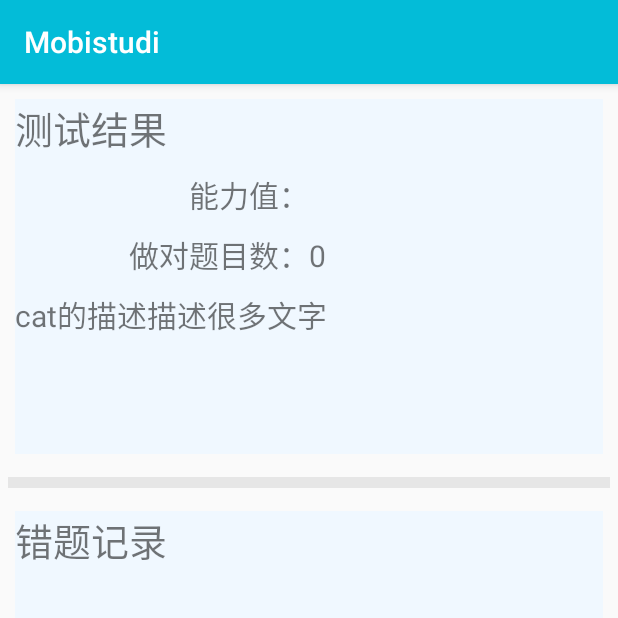
After one commit to kfdykme/Mobistudi, an Android app: the CATResult screen opened directly, with no data from a screen before it, on a phone screen of 412 x 824 dp, the top half of it. The commit adds this screen. Run offline under Robolectric (Android 15) with nearby library versions, the phone set to English and light mode, and no system bars.

Commit message:
修改部分界面

```diff
--- a/app/src/main/AndroidManifest.xml
+++ b/app/src/main/AndroidManifest.xml
@@ -88,7 +88,9 @@
         <activity android:name="cat.mobistudi.CAT" />
         <activity android:name=".AboutUs" />
         <activity android:name=".studyprogress.Progress" />
-        <activity android:name="xyz.kfdykme.mobistudi.structmap.settings.StructMapSettingsActivity"></activity>
+        <activity android:name="xyz.kfdykme.mobistudi.structmap.settings.StructMapSettingsActivity" />
+        <activity android:name="cat.mobistudi.CATResult" />
+        <activity android:name="cat.mobistudi.MyLevel"></activity>
     </application>
 
 </manifest>
--- /dev/null
+++ b/app/src/main/java/cat/mobistudi/CATResult.java
@@ -0,0 +1,37 @@
+package cat.mobistudi;
+
+import android.content.Context;
+import android.content.SharedPreferences;
+import android.support.v7.app.AppCompatActivity;
+import android.os.Bundle;
+import android.util.Log;
+import android.widget.TextView;
+
+import chinaykc.mobistudi.R;
+
+public class CATResult extends AppCompatActivity {
+
+    private TextView text_catText;
+    private TextView text_theat;
+    private TextView text_correctNum;
+
+    @Override
+    protected void onCreate(Bundle savedInstanceState) {
+        super.onCreate(savedInstanceState);
+        setContentView(R.layout.activity_catresult);
+
+        text_catText = (TextView) findViewById(R.id.text_catError);
+        text_theat = (TextView) findViewById(R.id.text_theat);
+        text_correctNum = (TextView) findViewById(R.id.text_correctNum);
+
+        SharedPreferences preferences = getSharedPreferences("errorContent", Context.MODE_APPEND);
+        String errorText = preferences.getString("errText","");
+        Log.d("提取错误试题",errorText);
+        text_catText.setText(errorText);
+        SharedPreferences preferences1 = getSharedPreferences("data",MODE_PRIVATE);
+        String theat = preferences1.getString("theat","");
+        text_theat.setText(theat);
+        int correctNum = preferences1.getInt("correctNum",0);
+        text_correctNum.setText(String.valueOf(correctNum));
+    }
+}
--- a/app/src/main/java/chinaykc/mobistudi/Home_fragment.java
+++ b/app/src/main/java/chinaykc/mobistudi/Home_fragment.java
@@ -56,9 +56,7 @@ public class Home_fragment extends Fragment {
             public void onClick(View v) {
 
                 Intent intent = new Intent(getActivity(), CourseListActivity.class);
-
                 startActivity(intent);
-
             }
         });
 
--- /dev/null
+++ b/app/src/main/res/layout/activity_catresult.xml
@@ -0,0 +1,98 @@
+<?xml version="1.0" encoding="utf-8"?>
+<LinearLayout xmlns:android="http://schemas.android.com/apk/res/android"
+    xmlns:app="http://schemas.android.com/apk/res-auto"
+    xmlns:tools="http://schemas.android.com/tools"
+    android:orientation="vertical"
+    android:layout_width="match_parent"
+    android:layout_height="match_parent"
+    tools:context="cat.mobistudi.CATResult">
+
+    <LinearLayout
+        android:layout_width="match_parent"
+        android:layout_height="0dp"
+        android:layout_weight="1"
+        android:layout_margin="10dp"
+        android:orientation="vertical"
+        android:background="#F0F8FF">
+        <TextView
+            android:id="@+id/text_catResult"
+            android:layout_width="match_parent"
+            android:layout_height="wrap_content"
+            android:text="测试结果"
+            android:textSize="25sp"
+            android:background="#F0F8FF"/>
+        <LinearLayout
+            android:layout_width="match_parent"
+            android:layout_height="wrap_content"
+            android:orientation="horizontal"
+            android:layout_marginTop="10dp">
+            <TextView
+                android:layout_width="0dp"
+                android:layout_height="wrap_content"
+                android:layout_weight="1"
+                android:text="能力值："
+                android:gravity="right"
+                android:textSize="20sp"/>
+            <TextView
+                android:id="@+id/text_theat"
+                android:layout_width="0dp"
+                android:layout_height="wrap_content"
+                android:layout_weight="1"
+                android:textSize="20sp"/>
+        </LinearLayout>
+        <LinearLayout
+            android:layout_width="match_parent"
+            android:layout_height="wrap_content"
+            android:orientation="horizontal"
+            android:layout_marginTop="10dp">
+            <TextView
+                android:layout_width="0dp"
+                android:layout_height="wrap_content"
+                android:layout_weight="1"
+                android:text="做对题目数："
+                android:gravity="end"
+                android:textSize="20sp" />
+            <TextView
+                android:id="@+id/text_correctNum"
+                android:layout_width="0dp"
+                android:layout_height="wrap_content"
+                android:layout_weight="1"
+                android:textSize="20sp"/>
+        </LinearLayout>
+        <TextView
+            android:layout_width="match_parent"
+            android:layout_height="wrap_content"
+            android:layout_marginTop="10dp"
+            android:text="cat的描述描述很多文字"
+            android:textSize="20sp"/>
+    </LinearLayout>
+
+    <View
+        android:layout_width="match_parent"
+        android:layout_margin="5dp"
+        android:layout_height="7dp"
+        android:background="#E6E6E6"/>
+
+    <LinearLayout
+        android:layout_width="match_parent"
+        android:layout_height="0dp"
+        android:layout_weight="2"
+        android:orientation="vertical"
+        android:layout_margin="10dp"
+        android:background="#F0F8FF">
+        <TextView
+            android:layout_width="match_parent"
+            android:layout_height="wrap_content"
+            android:text="错题记录"
+            android:textSize="25sp"/>
+        <ScrollView
+            android:layout_width="match_parent"
+            android:layout_height="match_parent">
+            <TextView
+                android:id="@+id/text_catError"
+                android:layout_width="match_parent"
+                android:layout_height="wrap_content"
+                android:textSize="20sp"/>
+        </ScrollView>
+    </LinearLayout>
+</LinearLayout>
--- a/app/src/main/res/layout/fragment_me.xml
+++ b/app/src/main/res/layout/fragment_me.xml
@@ -198,9 +198,10 @@
                     android:layout_toRightOf="@id/user"
                     android:layout_below="@id/username"></FrameLayout>
                 <Button
+                    android:id="@+id/myLevel"
                     android:layout_width="wrap_content"
                     android:layout_height="wrap_content"
-                    android:text=""
+                    android:text="我的水平"
                     android:textColor="#666666"
                     android:layout_marginLeft="24dp"
                     android:background="@null"
```
Also changed, not shown: app/build.gradle (+7 -1 lines), app/src/main/java/cat/mobistudi/CAT.java (+66 -97 lines), app/src/main/java/cat/mobistudi/MyLevel.java (added, +110 -0 lines), app/src/main/java/chinaykc/mobistudi/MeFragment.java (+9 -1 lines), app/src/main/res/drawable/fade_red.xml (added, +7 -0 lines), app/src/main/res/layout/activity_cat.xml (+32 -99 lines), app/src/main/res/layout/activity_my_level.xml (added, +23 -0 lines), 63 other files.
